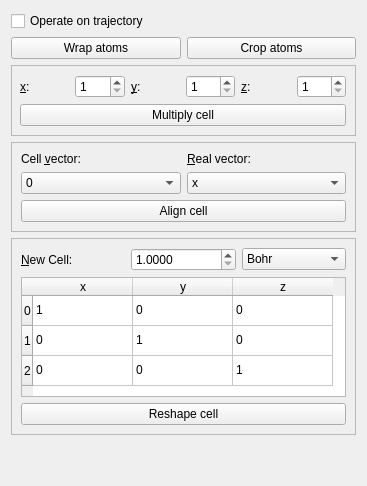
The window that vipster/qt/toolwidgets/cellmodwidget.ui (sgsaenger/vipster) describes before a commit, drawn with Qt 5.
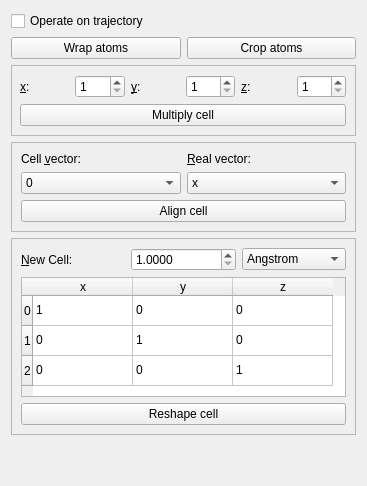
The same window after the commit.

```diff
--- a/vipster/qt/toolwidgets/cellmodwidget.ui
+++ b/vipster/qt/toolwidgets/cellmodwidget.ui
@@ -231,7 +231,7 @@
        <widget class="QComboBox" name="cdmFmtSel">
         <item>
          <property name="text">
-          <string>Bohr</string>
+          <string>Angstrom</string>
          </property>
         </item>
         <item>
```
Left out of the diff: 2 changed lines with no effect on the pictures.
